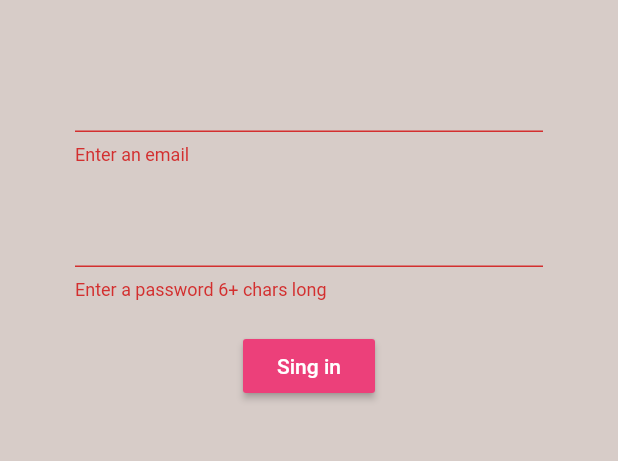
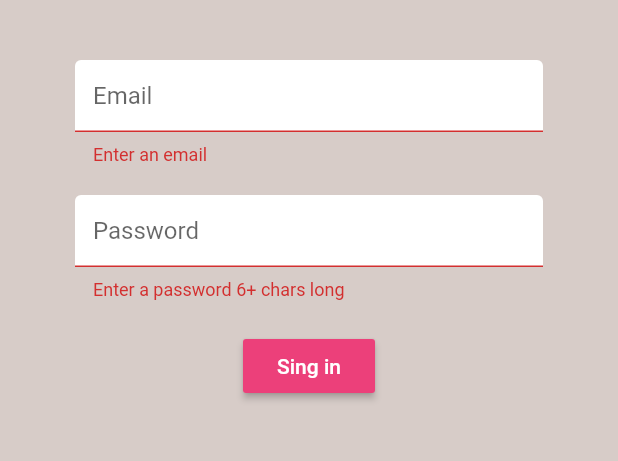
Before and after one commit to kirigaikabuto/firebase_flutter, a Flutter app: the screen it shows after launch, after a tap on "Sing in", on a phone screen of 412 x 824 dp, the part 84-545 px from its top. Run offline on Flutter 3.47's test engine with Material 2 defaults, Android fonts, the phone set to English and light mode, and no system bars; our stand-ins replace firebase_auth; accounts and stored records are empty.

Commit message:
Feat:Add text decoration

```diff
--- a/lib/screens/authenticate/register.dart
+++ b/lib/screens/authenticate/register.dart
@@ -1,5 +1,6 @@
 import "package:flutter/material.dart";
 import 'package:firebase_example/services/auth.dart';
+import "package:firebase_example/shared/constants.dart";
 
 class Register extends StatefulWidget {
   final Function toggleView;
@@ -43,6 +44,7 @@ class _RegisterState extends State<Register> {
                   height: 20.0,
                 ),
                 TextFormField(
+                    decoration: textInputDecoration,
                     onChanged: (value) {
                       setState(() => email = value);
                     },
@@ -52,6 +54,7 @@ class _RegisterState extends State<Register> {
                   height: 20.0,
                 ),
                 TextFormField(
+                    decoration:textInputDecoration.copyWith(hintText: "Password"),
                     obscureText: true,
                     onChanged: (value) {
                       setState(() => password = value);
--- a/lib/screens/authenticate/sign_in.dart
+++ b/lib/screens/authenticate/sign_in.dart
@@ -1,6 +1,7 @@
 import 'package:firebase_example/services/auth.dart';
 import "package:flutter/material.dart";
 import 'package:flutter/rendering.dart';
+import 'package:firebase_example/shared/constants.dart';
 
 class SignIn extends StatefulWidget {
   final Function toggleView;
@@ -43,6 +44,7 @@ class _SignInState extends State<SignIn> {
                     height: 20.0,
                   ),
                   TextFormField(
+                    decoration: textInputDecoration,
                     validator: (value) =>
                         value.isEmpty ? "Enter an email" : null,
                     onChanged: (value) {
@@ -53,6 +55,8 @@ class _SignInState extends State<SignIn> {
                     height: 20.0,
                   ),
                   TextFormField(
+                    decoration:
+                        textInputDecoration.copyWith(hintText: "Password"),
                     validator: (value) => value.length < 6
                         ? "Enter a password 6+ chars long"
                         : null,
@@ -67,8 +71,9 @@ class _SignInState extends State<SignIn> {
                   RaisedButton(
                       onPressed: () async {
                         if (_formKey.currentState.validate()) {
-                          dynamic result = await _auth
-                              .signInWithEmailAndPasswordMethod(email, password);
+                          dynamic result =
+                              await _auth.signInWithEmailAndPasswordMethod(
+                                  email, password);
                           if (result == null) {
                             setState(() =>
                                 error = "No user with that email and password");
--- /dev/null
+++ b/lib/shared/constants.dart
@@ -0,0 +1,10 @@
+import "package:flutter/material.dart";
+
+const textInputDecoration = InputDecoration(
+    hintText: 'Email',
+    fillColor: Colors.white,
+    filled: true,
+    enabledBorder: OutlineInputBorder(
+        borderSide: BorderSide(color: Colors.white, width: 2.0)),
+    focusedBorder: OutlineInputBorder(
+        borderSide: BorderSide(color: Colors.pink, width: 2.0)));
```
